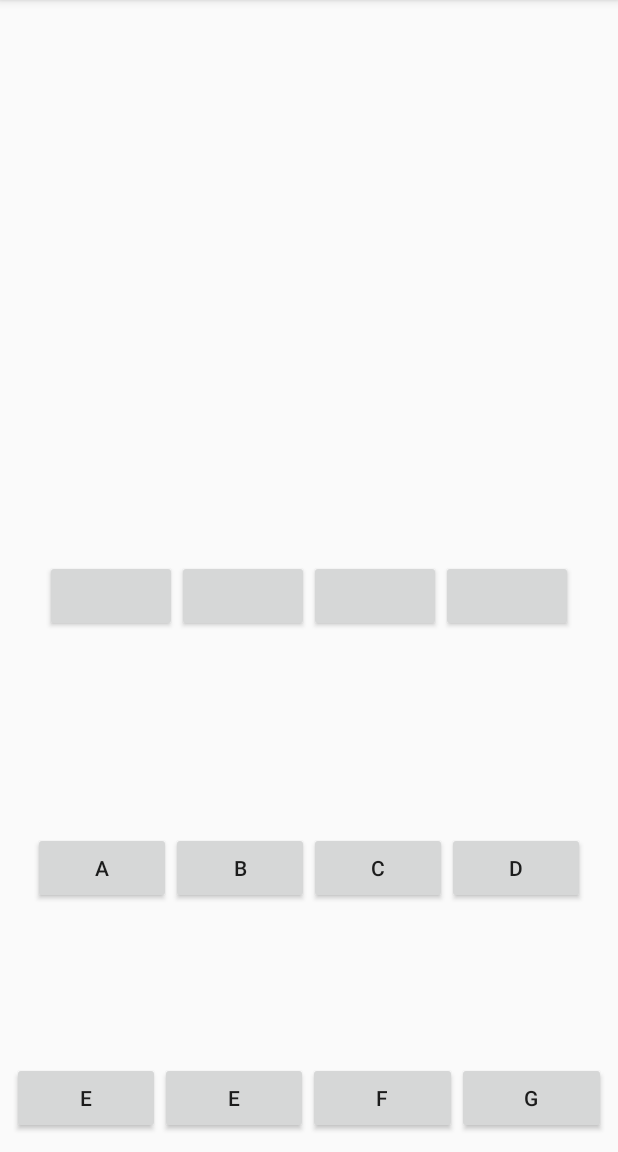
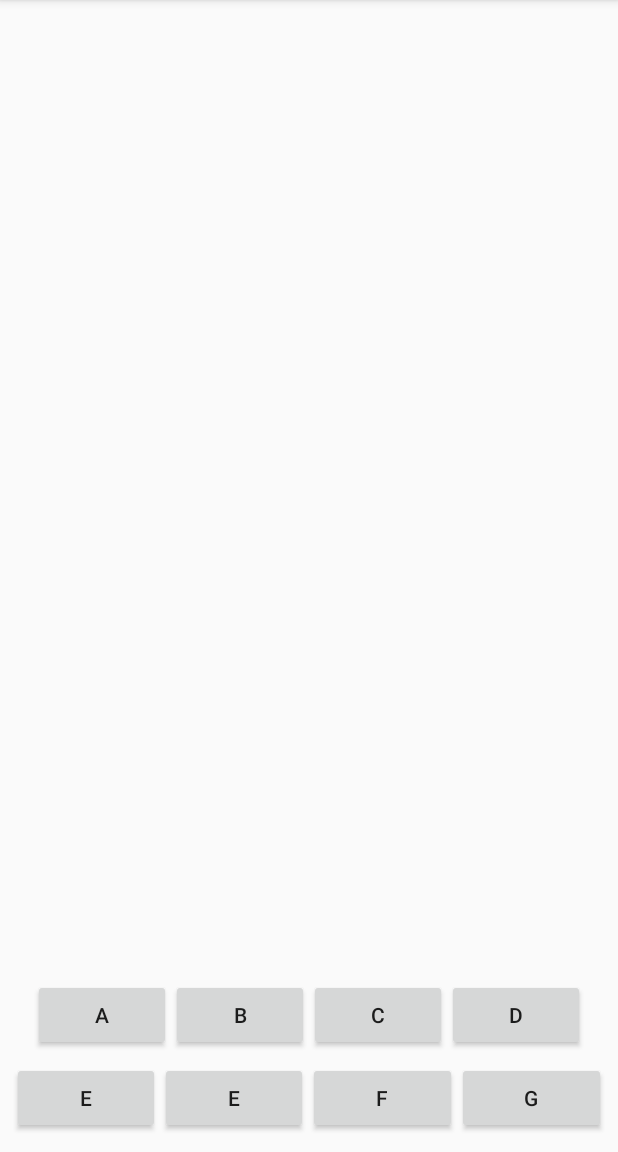
Before and after one commit to carlospulido4520/PrimerCorte, an Android app: the Main2Activity screen opened directly, with no data from a screen before it, on a phone screen of 412 x 824 dp, the part 84-1236 px from its top. Run offline under Robolectric (Android 15) with nearby library versions, the phone set to English and light mode, and no system bars.

Commit message:
segunda subidad

```diff
--- a/app/src/main/AndroidManifest.xml
+++ b/app/src/main/AndroidManifest.xml
@@ -9,14 +9,17 @@
         android:roundIcon="@mipmap/ic_launcher_round"
         android:supportsRtl="true"
         android:theme="@style/AppTheme">
-        <activity android:name=".MainActivity">
+        <activity android:name=".MainActivity" android:screenOrientation="portrait">
+
             <intent-filter>
                 <action android:name="android.intent.action.MAIN" />
 
                 <category android:name="android.intent.category.LAUNCHER" />
             </intent-filter>
         </activity>
-        <activity android:name=".Main2Activity"></activity>
+        <activity android:name=".Main2Activity" android:screenOrientation="portrait">
+
+        </activity>
     </application>
 
 </manifest>
--- a/app/src/main/res/layout/activity_main2.xml
+++ b/app/src/main/res/layout/activity_main2.xml
@@ -5,41 +5,6 @@
     android:layout_width="match_parent"
     android:layout_height="match_parent"
     tools:context="com.pulido.carlos.primercorte.Main2Activity">
-    <LinearLayout
-        android:id="@+id/linearLayout2"
-        android:layout_width="wrap_content"
-        android:layout_height="wrap_content"
-        android:layout_marginEnd="8dp"
-        android:layout_marginStart="8dp"
-        android:layout_marginTop="275dp"
-        android:orientation="horizontal"
-        app:layout_constraintBottom_toTopOf="@+id/linearLayout"
-        app:layout_constraintEnd_toEndOf="parent"
-        app:layout_constraintStart_toStartOf="parent"
-        app:layout_constraintTop_toTopOf="parent">
-
-        <Button
-            android:id="@+id/button3"
-            android:layout_width="wrap_content"
-            android:layout_height="wrap_content"
-            android:layout_weight="1" />
-
-        <Button
-            android:layout_width="wrap_content"
-            android:layout_height="wrap_content"
-            android:layout_weight="1" />
-
-        <Button
-            android:layout_width="wrap_content"
-            android:layout_height="wrap_content"
-            android:layout_weight="1" />
-
-        <Button
-            android:layout_width="wrap_content"
-            android:layout_height="wrap_content"
-            android:layout_weight="1" />
-
-    </LinearLayout>
 
     <LinearLayout
         android:id="@+id/linearLayout"
@@ -47,12 +12,10 @@
         android:layout_height="55dp"
         android:layout_marginEnd="8dp"
         android:layout_marginStart="8dp"
-        android:layout_marginTop="36dp"
         android:orientation="horizontal"
         app:layout_constraintBottom_toTopOf="@+id/linearLayout3"
         app:layout_constraintEnd_toEndOf="parent"
-        app:layout_constraintStart_toStartOf="parent"
-        app:layout_constraintTop_toBottomOf="@+id/linearLayout2">
+        app:layout_constraintStart_toStartOf="parent">
 
         <Button
             android:layout_width="wrap_content"
@@ -118,37 +81,5 @@
             android:text="G" />
     </LinearLayout>
 
-    <TableLayout
-        android:id="@+id/tableLayout"
-        android:layout_width="368dp"
-        android:layout_height="299dp"
-        android:layout_marginBottom="8dp"
-        android:layout_marginEnd="8dp"
-        android:layout_marginStart="8dp"
-        android:layout_marginTop="8dp"
-        app:layout_constraintBottom_toTopOf="@+id/linearLayout2"
-        app:layout_constraintEnd_toEndOf="parent"
-        app:layout_constraintHorizontal_bias="1.0"
-        app:layout_constraintStart_toStartOf="parent"
-        app:layout_constraintTop_toTopOf="parent"
-        app:layout_constraintVertical_bias="0.0">
-
-        <TableRow
-            android:layout_width="match_parent"
-            android:layout_height="match_parent" />
-
-        <TableRow
-            android:layout_width="match_parent"
-            android:layout_height="match_parent" />
-
-        <TableRow
-            android:layout_width="match_parent"
-            android:layout_height="match_parent" />
-
-        <TableRow
-            android:layout_width="match_parent"
-            android:layout_height="match_parent" />
-    </TableLayout>
-
 
 </android.support.constraint.ConstraintLayout>
```
